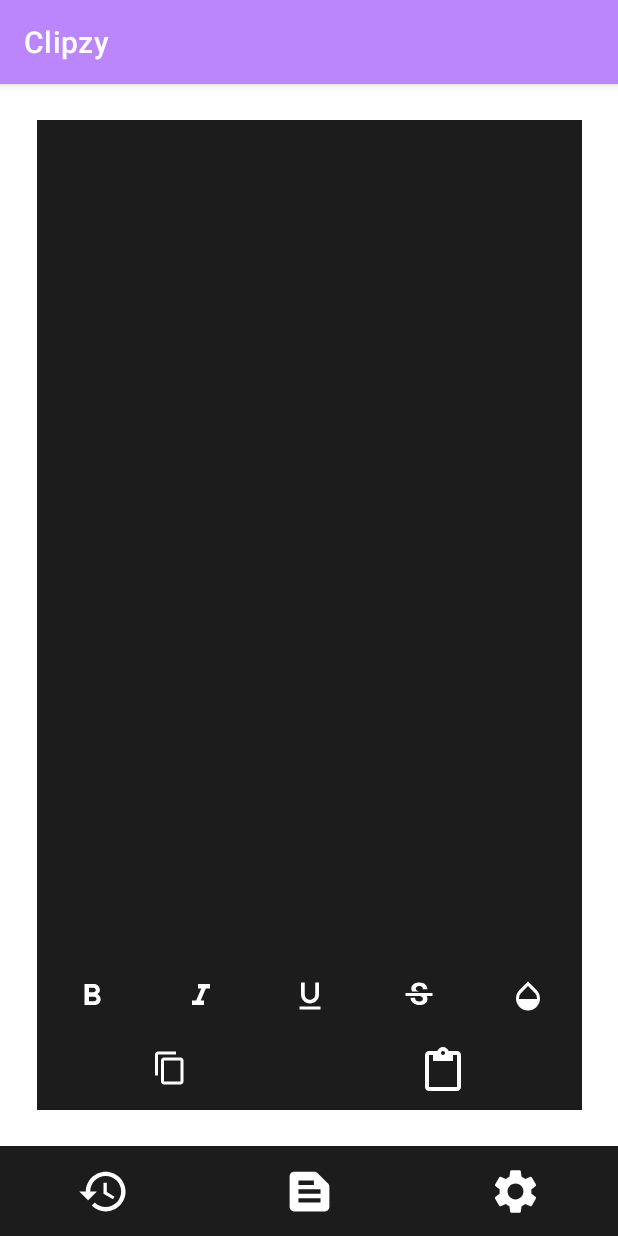
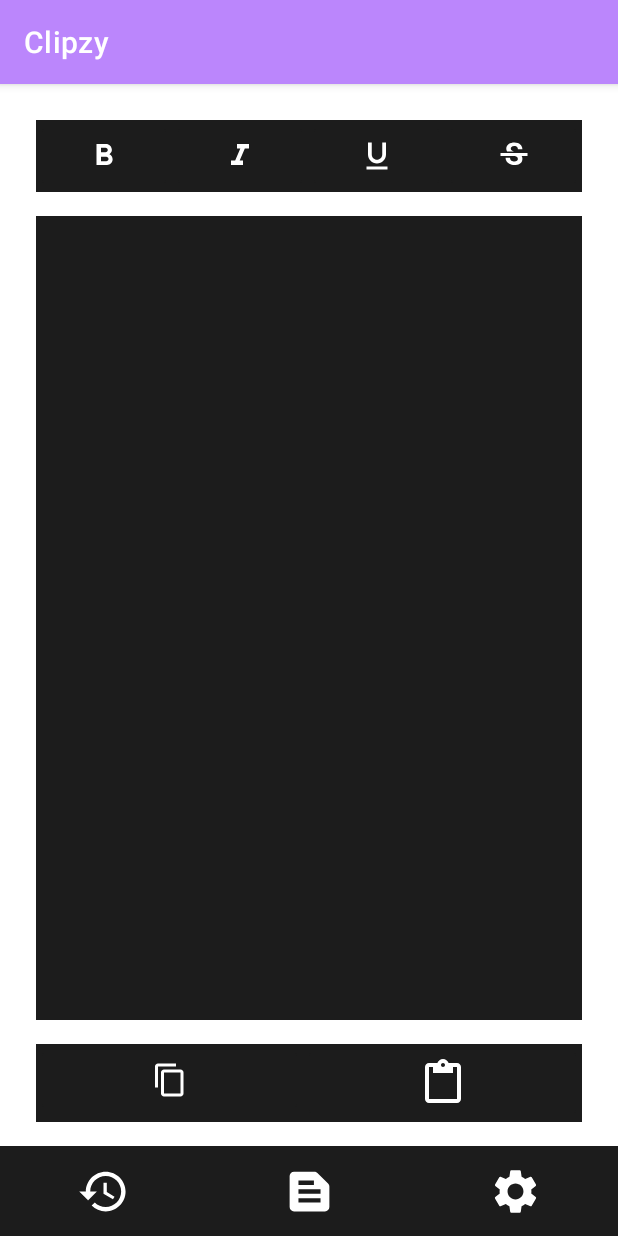
Before and after one commit to rif42/clipzy, an Android app: the screen it shows after launch (MainActivity), on a phone screen of 412 x 824 dp. Run offline under Robolectric (Android 15) with nearby library versions, the phone set to English and light mode, and no system bars; our stand-ins replace Firebase (no records; nobody signed in at launch, a user with empty details on screens opened directly).

Commit message:
text modifiers are working

```diff
--- a/app/src/main/java/com/example/test/MainActivity.kt
+++ b/app/src/main/java/com/example/test/MainActivity.kt
@@ -1,11 +1,18 @@
 package com.example.test
 
 import android.content.*
+import android.graphics.Paint
+import android.graphics.Typeface
 import android.media.Image
 import androidx.appcompat.app.AppCompatActivity
 import android.os.Bundle
 import android.os.PersistableBundle
 import android.text.Editable
+import android.text.Spannable
+import android.text.SpannableStringBuilder
+import android.text.style.StrikethroughSpan
+import android.text.style.StyleSpan
+import android.text.style.UnderlineSpan
 import android.view.MenuItem
 import android.view.View
 import android.widget.*
@@ -47,6 +54,56 @@ class MainActivity : AppCompatActivity() {
             paste()
         }
 
+        //text modifier menus
+        val bold:ImageButton = findViewById(R.id.bold_button)
+        bold.setOnClickListener {
+            val spannableString: Spannable = SpannableStringBuilder(editfield.text)
+            spannableString.setSpan(
+                StyleSpan(Typeface.BOLD),
+                editfield.selectionStart,
+                editfield.selectionEnd,
+                0
+            )
+            editfield.setText(spannableString)
+        }
+
+        val italic:ImageButton = findViewById(R.id.italic_button)
+        italic.setOnClickListener {
+            val spannableString: Spannable = SpannableStringBuilder(editfield.text)
+            spannableString.setSpan(
+                StyleSpan(Typeface.ITALIC),
+                editfield.selectionStart,
+                editfield.selectionEnd,
+                0
+            )
+            editfield.setText(spannableString)
+        }
+
+        val underline:ImageButton = findViewById(R.id.underline_button)
+        underline.setOnClickListener {
+            val spannableString: Spannable = SpannableStringBuilder(editfield.text)
+            spannableString.setSpan(
+                UnderlineSpan(),
+                editfield.selectionStart,
+                editfield.selectionEnd,
+                0
+            )
+            editfield.setText(spannableString)
+        }
+
+        val strike:ImageButton = findViewById(R.id.strikethrough_button)
+        strike.setOnClickListener {
+            val spannableString: Spannable = SpannableStringBuilder(editfield.text)
+            spannableString.setSpan(
+                StrikethroughSpan(),
+                editfield.selectionStart,
+                editfield.selectionEnd,
+                0
+            )
+            editfield.setText(spannableString)
+        }
+
+
 //        val copybutton:ImageButton = findViewById(R.id.copy_button)
 //        copybutton.setOnClickListener {
 //            copy()
@@ -60,17 +117,16 @@ class MainActivity : AppCompatActivity() {
 
     fun paste()
     {
-        val mainclip: TextView = findViewById(R.id.main_clipboard)
+        val mainclip: EditText = findViewById(R.id.main_clipboard)
         val cliptimestamp: TextView = findViewById(R.id.clip_timestamp)
         val clipboardManager = getSystemService(Context.CLIPBOARD_SERVICE) as ClipboardManager
         val testclip = clipboardManager.primaryClip?.getItemAt(0)?.text.toString()
-        mainclip.text = testclip
+        mainclip.setText(testclip)
 
         //fetching timestamp
         val prefilteredcliptimestamp = clipboardManager.primaryClipDescription.toString()
         val filteredtimestamp = prefilteredcliptimestamp.takeLast(21).dropLast(7)
         cliptimestamp.text = filteredtimestamp
-//        clip_timestamp.add(filteredtimestamp)
         //returns 01-05 13:07:19 format
 
         database = FirebaseDatabase.getInstance().getReference("Clipdata")
--- a/app/src/main/res/layout/activity_main.xml
+++ b/app/src/main/res/layout/activity_main.xml
@@ -8,9 +8,12 @@
 
     <EditText
         android:id="@+id/main_clipboard"
-        android:layout_width="363dp"
-        android:layout_height="572dp"
-        android:layout_marginTop="24dp"
+        android:layout_width="0dp"
+        android:layout_height="0dp"
+        android:layout_marginStart="24dp"
+        android:layout_marginTop="16dp"
+        android:layout_marginEnd="24dp"
+        android:layout_marginBottom="16dp"
         android:background="@color/AlmostBlack"
         android:gravity="start"
         android:lineSpacingExtra="4sp"
@@ -18,19 +21,23 @@
         android:text="@string/test"
         android:textAlignment="viewStart"
         android:textSize="18sp"
+        app:layout_constraintBottom_toTopOf="@+id/copy_paste"
         app:layout_constraintEnd_toEndOf="parent"
         app:layout_constraintStart_toStartOf="parent"
-        app:layout_constraintTop_toTopOf="parent" />
+        app:layout_constraintTop_toBottomOf="@+id/edit_buttons" />
 
     <LinearLayout
         android:id="@+id/edit_buttons"
-        android:layout_width="363dp"
+        android:layout_width="0dp"
         android:layout_height="wrap_content"
+        android:layout_marginStart="24dp"
+        android:layout_marginTop="24dp"
+        android:layout_marginEnd="24dp"
         android:background="@color/AlmostBlack"
         android:orientation="horizontal"
-        app:layout_constraintBottom_toTopOf="@+id/copy_paste"
         app:layout_constraintEnd_toEndOf="parent"
-        app:layout_constraintStart_toStartOf="parent">
+        app:layout_constraintStart_toStartOf="parent"
+        app:layout_constraintTop_toTopOf="parent">
 
         <ImageButton
             android:id="@+id/bold_button"
@@ -48,6 +55,7 @@
             android:layout_height="wrap_content"
             android:layout_weight="1"
             android:backgroundTint="@color/AlmostBlack"
+            android:contentDescription="TODO"
             android:minHeight="48dp"
             app:srcCompat="@drawable/ic_baseline_format_italic_24"
             tools:ignore="SpeakableTextPresentCheck" />
@@ -72,29 +80,19 @@
             app:srcCompat="@drawable/ic_baseline_strikethrough_s_24"
             tools:ignore="SpeakableTextPresentCheck" />
 
-        <ImageButton
-            android:id="@+id/highlight_button"
-            android:layout_width="wrap_content"
-            android:layout_height="wrap_content"
-            android:layout_weight="1"
-            android:backgroundTint="@color/AlmostBlack"
-            android:minHeight="48dp"
-            app:srcCompat="@drawable/ic_baseline_opacity_24"
-            tools:ignore="SpeakableTextPresentCheck" />
-
     </LinearLayout>
 
     <LinearLayout
         android:id="@+id/copy_paste"
-        android:layout_width="363dp"
+        android:layout_width="0dp"
         android:layout_height="wrap_content"
-        android:layout_marginBottom="24dp"
+        android:layout_marginBottom="16dp"
         android:layout_weight="1"
         android:background="@color/AlmostBlack"
         android:orientation="horizontal"
         app:layout_constraintBottom_toTopOf="@+id/linearLayout"
-        app:layout_constraintEnd_toEndOf="parent"
-        app:layout_constraintStart_toStartOf="parent">
+        app:layout_constraintEnd_toEndOf="@+id/main_clipboard"
+        app:layout_constraintStart_toStartOf="@+id/main_clipboard">
 
         <ImageButton
             android:id="@+id/copy_button"
@@ -159,7 +157,7 @@
 
     <TextView
         android:id="@+id/clip_timestamp"
-        android:layout_width="442dp"
+        android:layout_width="363dp"
         android:layout_height="wrap_content"
         android:layout_marginBottom="8dp"
         android:ems="10"
@@ -167,8 +165,8 @@
         android:text="@string/blank"
         android:textAlignment="center"
         app:layout_constraintBottom_toBottomOf="@+id/main_clipboard"
-        app:layout_constraintEnd_toEndOf="parent"
-        app:layout_constraintStart_toStartOf="parent"
+        app:layout_constraintEnd_toEndOf="@+id/main_clipboard"
+        app:layout_constraintStart_toStartOf="@+id/main_clipboard"
         tools:ignore="DuplicateSpeakableTextCheck" />
 
     <TextView
```
